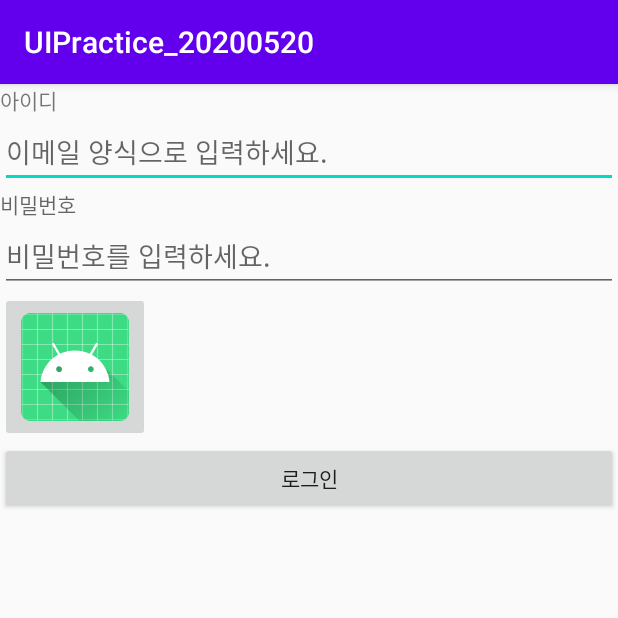
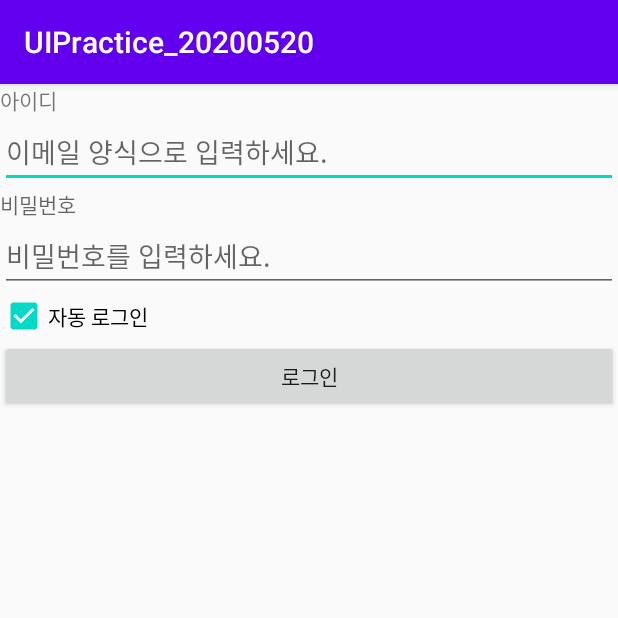
Before and after one commit to dani0907/UIPractice_20200520, an Android app: the screen it shows after launch (MainActivity), on a phone screen of 412 x 824 dp, the top half of it. Run offline under Robolectric (Android 15) with nearby library versions, the phone set to English and light mode, and no system bars.

Commit message:
체크박스 체험

```diff
--- a/app/src/main/res/layout/activity_main.xml
+++ b/app/src/main/res/layout/activity_main.xml
@@ -26,10 +26,11 @@
         android:hint="비밀번호를 입력하세요."
         android:inputType="textPassword"/>
 
-    <ImageButton
-        android:layout_width="100dp"
-        android:layout_height="100dp"
-        android:src="@mipmap/ic_launcher" />
+    <CheckBox
+        android:layout_width="wrap_content"
+        android:layout_height="wrap_content"
+        android:text="자동 로그인"
+        android:checked="true"/>
 
     <Button
         android:layout_width="match_parent"
```
